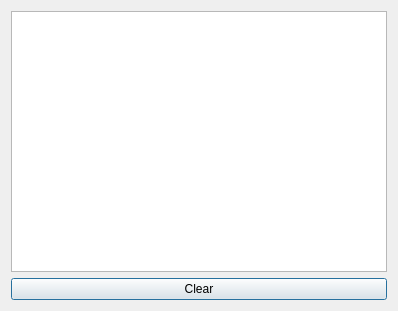
Qt form BattleIsle/debugbrowser.ui (BenjaminBerkei/Swt-Praktikum) before a commit.
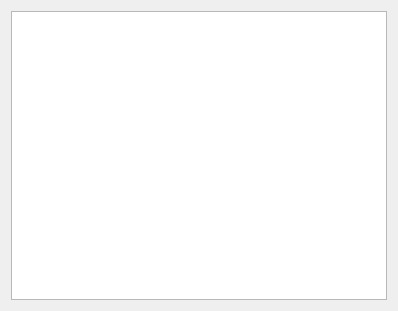
The same form after that commit.

```diff
--- a/BattleIsle/debugbrowser.ui
+++ b/BattleIsle/debugbrowser.ui
@@ -17,13 +17,6 @@
    <item>
     <widget class="QTextBrowser" name="qtext_debugBrowser"/>
    </item>
-   <item>
-    <widget class="QPushButton" name="pushbutton_clear">
-     <property name="text">
-      <string>Clear</string>
-     </property>
-    </widget>
-   </item>
   </layout>
  </widget>
  <resources/>
```
